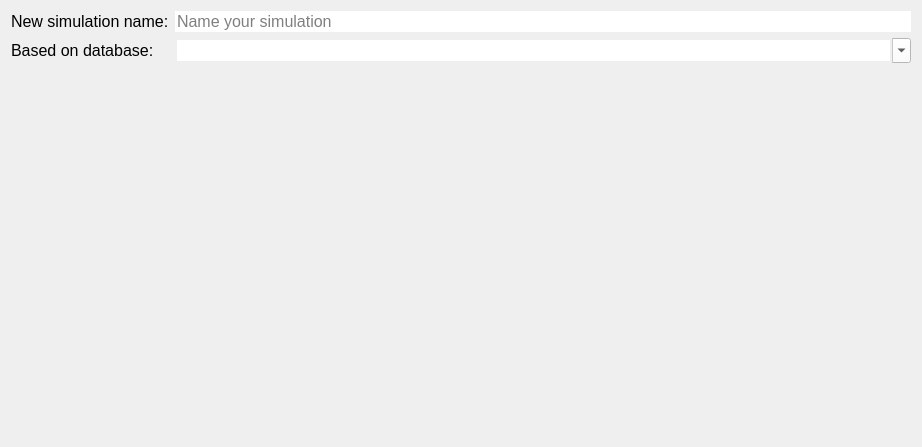
Old version of the form threedi_api_qgis_client/ui/page1.ui in the repository nens/threedi-api-qgis-client.
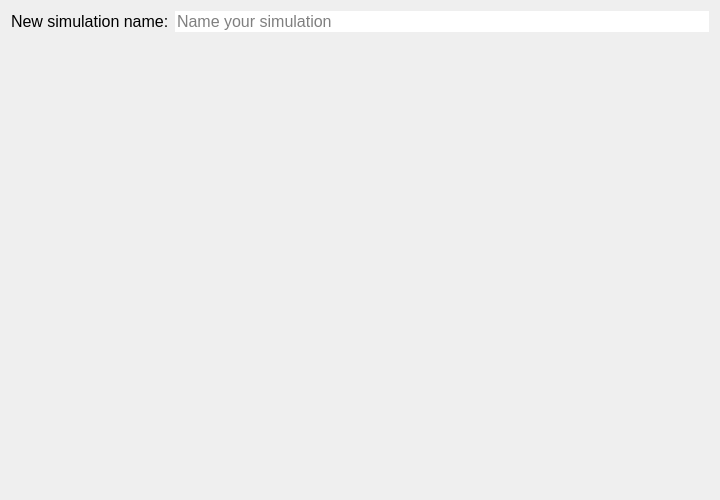
New version of the form.

Diff of the .ui file:
```diff
--- a/threedi_api_qgis_client/ui/page1.ui
+++ b/threedi_api_qgis_client/ui/page1.ui
@@ -9,12 +9,12 @@
    <rect>
     <x>0</x>
     <y>0</y>
-    <width>922</width>
-    <height>447</height>
+    <width>720</width>
+    <height>500</height>
    </rect>
   </property>
   <property name="sizePolicy">
-   <sizepolicy hsizetype="Expanding" vsizetype="Expanding">
+   <sizepolicy hsizetype="Fixed" vsizetype="Minimum">
     <horstretch>0</horstretch>
     <verstretch>0</verstretch>
    </sizepolicy>
@@ -26,32 +26,6 @@
    <bool>true</bool>
   </property>
   <layout class="QGridLayout" name="gridLayout">
-   <item row="2" column="0">
-    <widget class="QLabel" name="label_2">
-     <property name="font">
-      <font>
-       <family>Segoe UI</family>
-       <pointsize>12</pointsize>
-      </font>
-     </property>
-     <property name="text">
-      <string>Based on database:</string>
-     </property>
-    </widget>
-   </item>
-   <item row="3" column="1">
-    <spacer name="verticalSpacer">
-     <property name="orientation">
-      <enum>Qt::Vertical</enum>
-     </property>
-     <property name="sizeHint" stdset="0">
-      <size>
-       <width>20</width>
-       <height>40</height>
-      </size>
-     </property>
-    </spacer>
-   </item>
    <item row="1" column="1">
     <widget class="QLineEdit" name="le_sim_name">
      <property name="sizePolicy">
@@ -80,31 +54,6 @@
      </property>
     </widget>
    </item>
-   <item row="2" column="1">
-    <widget class="QComboBox" name="cbo_db">
-     <property name="font">
-      <font>
-       <family>Segoe UI</family>
-       <pointsize>12</pointsize>
-      </font>
-     </property>
-     <property name="autoFillBackground">
-      <bool>false</bool>
-     </property>
-     <property name="styleSheet">
-      <string notr="true">QComboBox {background-color:white; selection-background-color: lightgray;}</string>
-     </property>
-     <property name="editable">
-      <bool>true</bool>
-     </property>
-     <property name="currentText">
-      <string/>
-     </property>
-     <property name="frame">
-      <bool>false</bool>
-     </property>
-    </widget>
-   </item>
    <item row="1" column="0">
     <widget class="QLabel" name="label">
      <property name="sizePolicy">
@@ -127,6 +76,19 @@
    <item row="0" column="0" colspan="2">
     <layout class="QVBoxLayout" name="svg_lout"/>
    </item>
+   <item row="2" column="0">
+    <spacer name="verticalSpacer">
+     <property name="orientation">
+      <enum>Qt::Vertical</enum>
+     </property>
+     <property name="sizeHint" stdset="0">
+      <size>
+       <width>20</width>
+       <height>40</height>
+      </size>
+     </property>
+    </spacer>
+   </item>
   </layout>
  </widget>
  <resources/>
```
